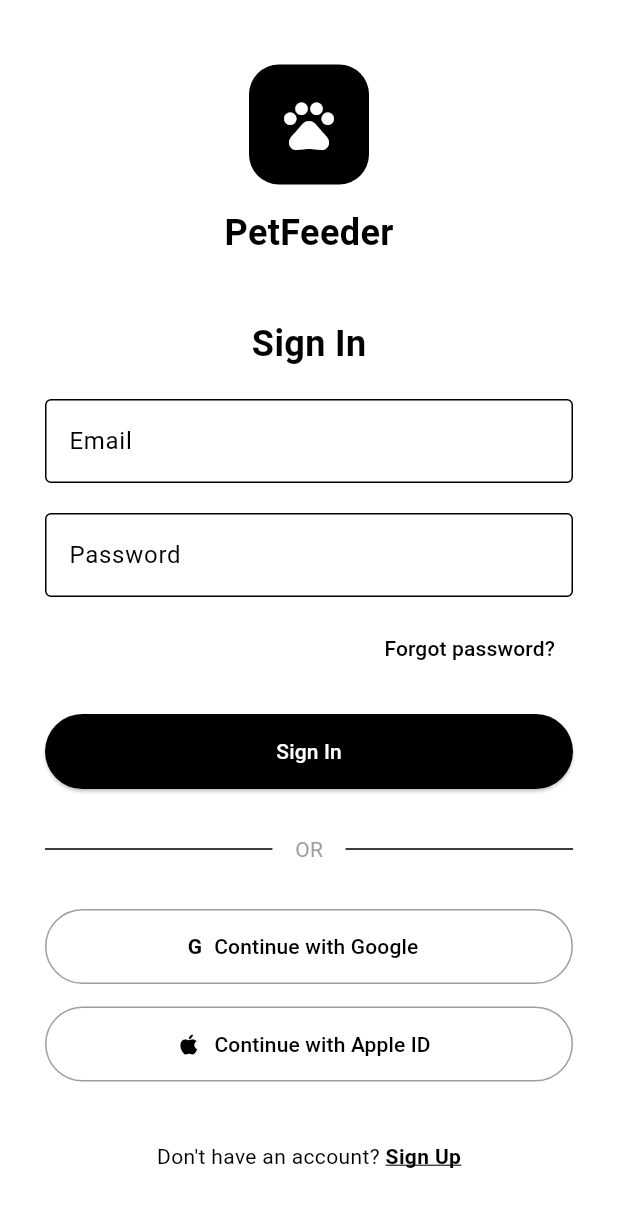
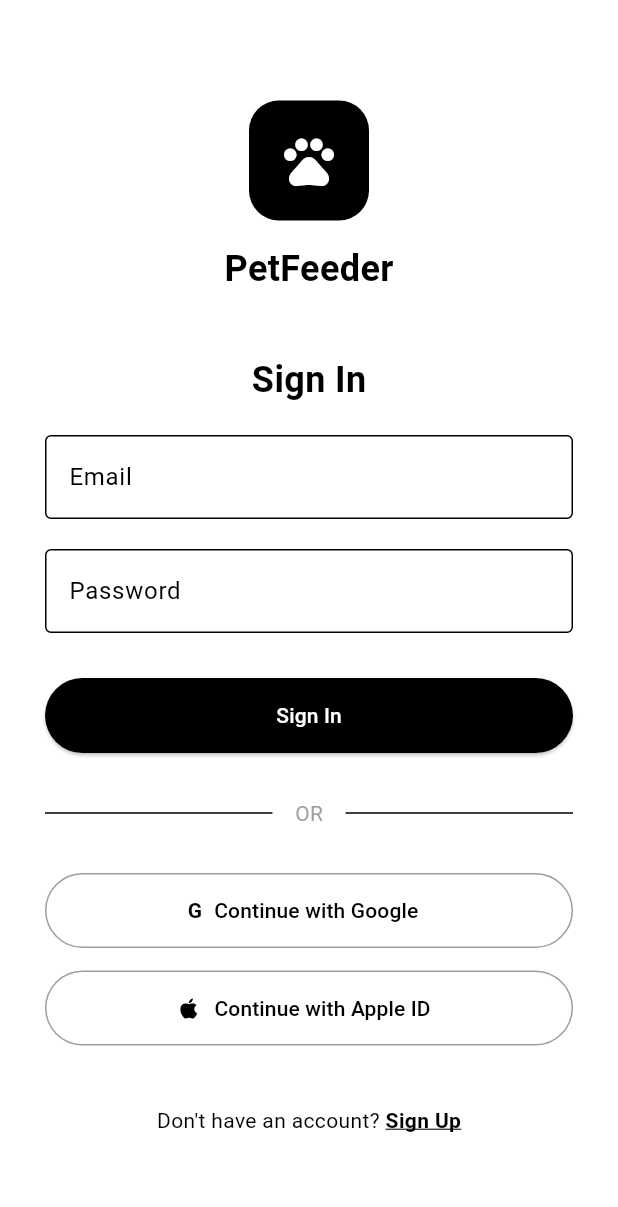
Before and after one commit to KemalIlkilic/pet-feeding, a Flutter app: the screen it shows after launch, on a phone screen of 412 x 824 dp. Shown: the top 1207 px of the screen. Run offline on Flutter 3.47's test engine with Material 3 defaults, Android fonts, the phone set to English and light mode, and no system bars; our stand-ins replace cloud_firestore, firebase_auth, firebase_core, google_sign_in; accounts and stored records are empty.

Commit message:
Update login_screen.dart
forgot password deleted

```diff
--- a/lib/screens/login_screen.dart
+++ b/lib/screens/login_screen.dart
@@ -136,14 +136,7 @@
                     ),
                     const SizedBox(height: 10),
 
-                    // Forgot Password
-                    Align(
-                      alignment: Alignment.centerRight,
-                      child: TextButton(
-                        onPressed: _forgotPassword,
-                        child: const Text('Forgot password?', style: TextStyle(color: Colors.black)),
-                      ),
-                    ),
+                  //forgot password button deleted
                     const SizedBox(height: 20),
 
                     // Sign In Button
```
